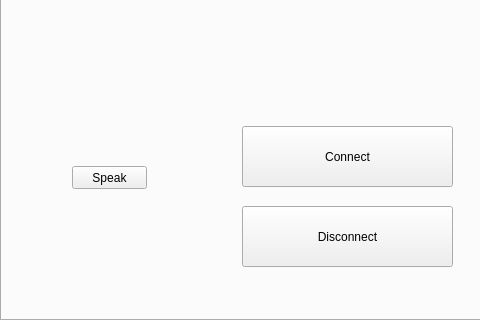
First picture: the form in client.ui, repository CanOSpam/CommAudio, before the edit; both pictures show x 0 to 480 and y 180 to 500 of the 710 by 500 pixel window.
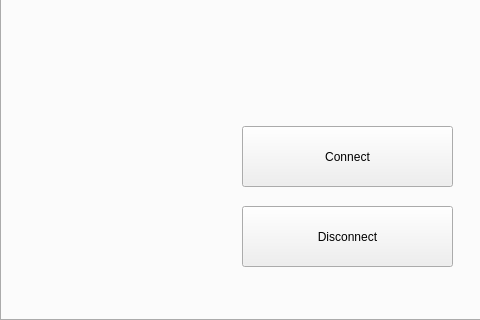
Second picture: the form after the edit. The open tabs and pages were chosen to show the change.

Commit message: did some stuff to do with microphone p2p

What changed in the file:
```diff
--- a/client.ui
+++ b/client.ui
@@ -202,19 +202,6 @@
       <string>Disconnect</string>
      </property>
     </widget>
-    <widget class="QPushButton" name="speakButton">
-     <property name="geometry">
-      <rect>
-       <x>70</x>
-       <y>320</y>
-       <width>75</width>
-       <height>23</height>
-      </rect>
-     </property>
-     <property name="text">
-      <string>Speak</string>
-     </property>
-    </widget>
    </widget>
   </widget>
  </widget>
```
Left out of the diff: 2 changed lines with no effect on the pictures. The commit also changes 1 other file.
